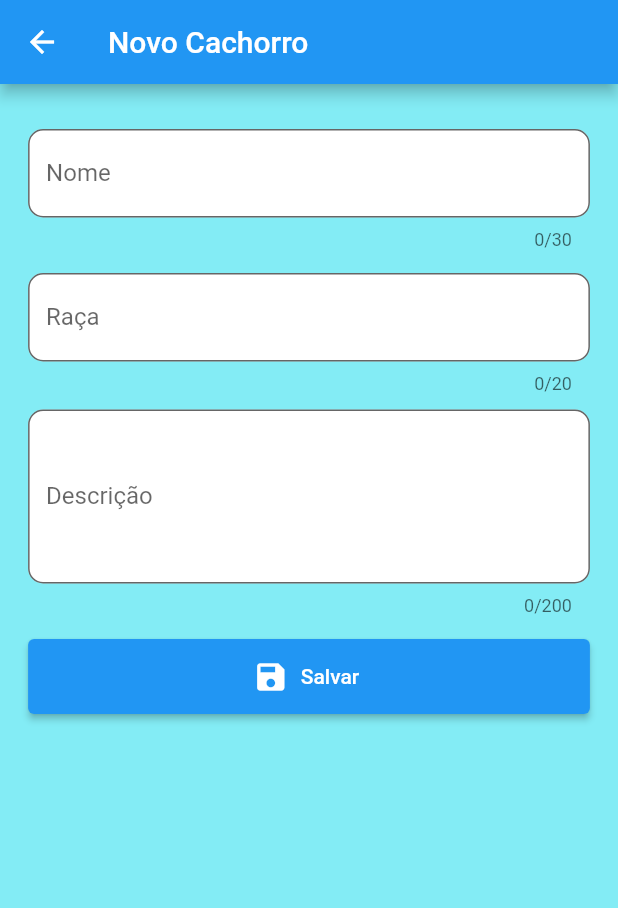
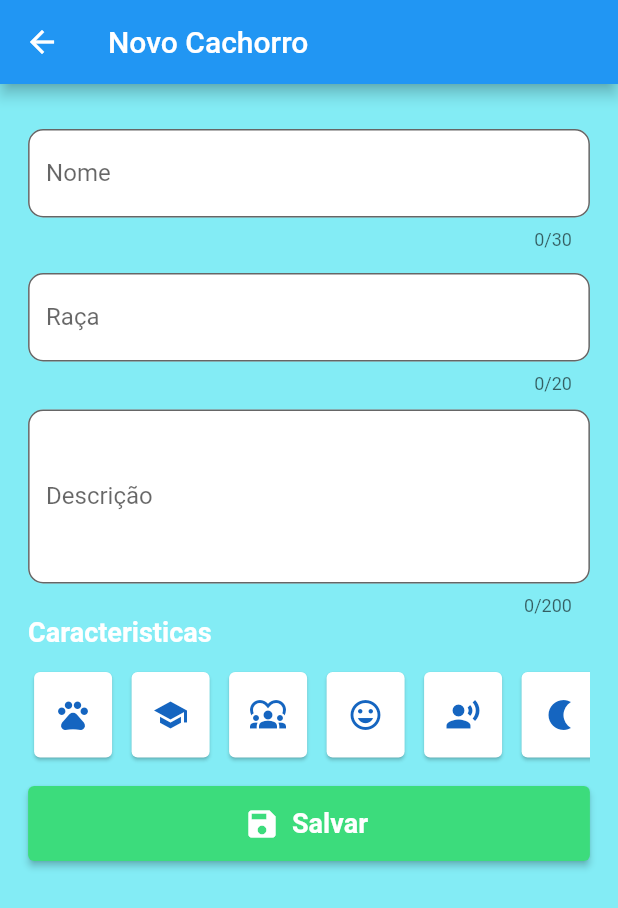
Before and after one commit to Matheusmlx/App_Dog_Wiki, a Flutter app: the DogList screen opened by its route, after a tap on the "add circle" icon, on a phone screen of 412 x 824 dp. Shown: the top 908 px of the screen. Run offline on Flutter 3.47's test engine with Material 2 defaults, Android fonts, the light colour scheme and no system bars.

Commit message:
finalizando a criacao

```diff
--- a/lib/views/add_dog.dart
+++ b/lib/views/add_dog.dart
@@ -1,12 +1,74 @@
-import 'package:dog_wiki/components/customTextField.dart';
-import 'package:dog_wiki/models/dog.dart';
 import 'package:flutter/material.dart';
+import 'package:provider/provider.dart';
 
-class AddDog extends StatelessWidget {
+import '../components/customTextField.dart';
+import '../models/dog.dart';
+import '../provider/dogs.dart';
+
+class IconDataActive {
+  final int? id;
+  final IconData? icon;
+  final bool? active;
+
+  IconDataActive({this.id, this.icon, this.active});
+
+  IconDataActive copyWith({IconData? icon, bool? active}) {
+    return IconDataActive(icon: this.icon, active: this.active);
+  }
+}
+
+class AddDog extends StatefulWidget {
   AddDog({super.key});
 
   final _form = GlobalKey<FormState>();
   var dogItem = const Dog();
+
+  @override
+  State<AddDog> createState() => AddDogState();
+}
+
+class AddDogState extends State<AddDog> {
+  String valueAdd = "";
+  List<IconDataActive> newAttributes = <IconDataActive>[
+    IconDataActive(id: 0, icon: Icons.pets, active: false),
+    IconDataActive(id: 1, icon: Icons.school, active: false),
+    IconDataActive(id: 2, icon: Icons.diversity_1, active: false),
+    IconDataActive(id: 3, icon: Icons.mood, active: false),
+    IconDataActive(id: 4, icon: Icons.record_voice_over, active: false),
+    IconDataActive(id: 5, icon: Icons.nightlight, active: false),
+    IconDataActive(id: 6, icon: Icons.water_drop, active: false),
+    IconDataActive(id: 7, icon: Icons.sports_baseball, active: false),
+    IconDataActive(id: 8, icon: Icons.sick, active: false),
+    IconDataActive(id: 9, icon: Icons.safety_divider_sharp, active: false),
+    IconDataActive(id: 10, icon: Icons.severe_cold, active: false),
+    IconDataActive(id: 11, icon: Icons.pool, active: false)
+  ];
+
+  void setNewAttributes(IconDataActive iconDataActive) {
+    setState(() {
+      newAttributes[iconDataActive.id!] = iconDataActive;
+    });
+  }
+
+  // void addNewAttributes(IconDataActive newIconAdd) {
+  //   IconDataActive? newDataActive = newAttributes.firstWhere(
+  //     (element) => element!.id == newIconAdd.id,
+  //     orElse: () {
+  //       newAttributes.add(IconDataActive(
+  //           id: newIconAdd.id, icon: newIconAdd.icon, active: true));
+  //       return null;
+  //     },
+  //   );
+
+  //   if (newDataActive != null) {
+  //     int newDataActiveIndex = newAttributes.indexOf(newDataActive);
+
+  //     newAttributes[newDataActiveIndex] = IconDataActive(
+  //         id: newDataActiveIndex, icon: newDataActive.icon, active: false);
+  //   }
+
+  //   print(newAttributes[0]!.active);
+  // }
 
   @override
   Widget build(BuildContext context) {
@@ -26,13 +88,13 @@
                         margin: const EdgeInsetsDirectional.only(top: 30),
                         width: constrains.maxWidth / 1.1,
                         child: Form(
-                          key: _form,
+                          key: widget._form,
                           child: Column(
                             mainAxisAlignment: MainAxisAlignment.spaceAround,
                             children: <Widget>[
                               CustomTextField(
-                                onSaved: (text) =>
-                                    dogItem = dogItem.copyWith(name: text),
+                                onSaved: (text) => widget.dogItem =
+                                    widget.dogItem.copyWith(name: text),
                                 title: "Nome",
                                 maxLength: 30,
                                 validator: (value) {
@@ -52,8 +114,8 @@
                               ),
                               CustomTextField(
                                 title: "Raça",
-                                onSaved: (text) =>
-                                    dogItem = dogItem.copyWith(photo: text),
+                                onSaved: (text) => widget.dogItem =
+                                    widget.dogItem.copyWith(photo: text),
                                 validator: (value) {
                                   if (value == null || value.isEmpty) {
                                     return "Campo Obrigátorio";
@@ -70,29 +132,70 @@
                                 height: 10,
                               ),
                               CustomTextField(
-                                onSaved: (text) => dogItem =
-                                    dogItem.copyWith(description: text),
+                                onSaved: (text) => widget.dogItem =
+                                    widget.dogItem.copyWith(description: text),
                                 title: "Descrição",
                                 maxLength: 200,
                                 maxLines: 4,
                               ),
                               Container(
+                                margin: const EdgeInsets.only(bottom: 12),
+                                child: Row(
+                                  children: const <Widget>[
+                                    Text(
+                                      "Caracteristicas",
+                                      style: TextStyle(
+                                          fontWeight: FontWeight.bold,
+                                          fontSize: 18,
+                                          color: Colors.white),
+                                    )
+                                  ],
+                                ),
+                              ),
+                              SizedBox(
+                                  width: MediaQuery.of(context).size.width,
+                                  height: 65,
+                                  child: GridView.builder(
+                                      scrollDirection: Axis.horizontal,
+                                      gridDelegate:
+                                          const SliverGridDelegateWithFixedCrossAxisCount(
+                                              crossAxisCount: 1),
+                                      itemCount: newAttributes.length,
+                                      itemBuilder:
+                                          (BuildContext context, int index) {
+                                        return CheckboxListTileCustom(
+                                          setNewAttributes: setNewAttributes,
+                                          dataActive: newAttributes[index],
+                                        );
+                                      })),
+                              Container(
                                 margin: const EdgeInsets.only(top: 15),
                                 height: 50,
                                 width: double.infinity,
                                 child: ElevatedButton.icon(
-                                    onPressed: () {
-                                      if (_form.currentState!.validate()) {
-                                        _form.currentState!.save();
-                                        print('''Item para ser Salvo
-                                          Nome: ${dogItem.name},
-                                          Description: ${dogItem.description},
-                                          Photo: ${dogItem.photo},
-                                        ''');
+                                    style: ElevatedButton.styleFrom(
+                                        backgroundColor: const Color.fromARGB(
+                                            255, 60, 220, 124)),
+                                    onPressed: () async {
+                                      if (widget._form.currentState!
+                                          .validate()) {
+                                        widget._form.currentState!.save();
+                                        await Provider.of<Dogs>(context,
+                                                listen: false)
+                                            .put(Dog(
+                                                id: null,
+                                                name: widget.dogItem.name,
+                                                description:
+                                                    widget.dogItem.description,
+                                                photo: widget.dogItem.photo));
+                                        Navigator.of(context).pop();
                                       }
                                     },
                                     icon: const Icon(Icons.save),
-                                    label: const Text("Salvar")),
+                                    label: const Text("Salvar",
+                                        style: TextStyle(
+                                            fontSize: 18,
+                                            fontWeight: FontWeight.bold))),
                               )
                             ],
                           ),
@@ -103,3 +206,34 @@
             )));
   }
 }
+
+class CheckboxListTileCustom extends StatelessWidget {
+  final IconDataActive dataActive;
+  final Function(IconDataActive) setNewAttributes;
+
+  const CheckboxListTileCustom(
+      {Key? key, required this.dataActive, required this.setNewAttributes})
+      : super(key: key);
+
+  @override
+  Widget build(BuildContext context) {
+    return Container(
+      margin: const EdgeInsets.only(right: 5),
+      child: GestureDetector(
+        onTap: () {
+          setNewAttributes(IconDataActive(
+              id: dataActive.id,
+              icon: dataActive.icon,
+              active: !dataActive.active!));
+        },
+        child: Card(
+          color: dataActive.active! ? Colors.blue[800] : Colors.white,
+          child: Icon(
+            dataActive.icon,
+            color: dataActive.active! ? Colors.white : Colors.blue[800],
+          ),
+        ),
+      ),
+    );
+  }
+}
--- a/lib/views/dogList.dart
+++ b/lib/views/dogList.dart
@@ -4,18 +4,25 @@
 
 import '../provider/dogs.dart';
 
-class DogList extends StatefulWidget {
+class DogList extends StatelessWidget {
   const DogList({super.key});
 
   @override
-  State<DogList> createState() => _MyWidgetState();
+  Widget build(BuildContext context) {
+    final Dogs dogs = Provider.of(context);
+
+    dynamic avatarImage(index) {
+      var validPhoto = dogs.byIndex(index).photo;
+
+      if (validPhoto.isEmpty) {
+        return const Icon(
+          Icons.image,
+          size: 100,
+        );
       }
 
-class _MyWidgetState extends State<DogList> {
-  @override
-  Widget build(BuildContext context) {
-
-    final Dogs dogs = Provider.of(context);
+      return Image.asset(dogs.byIndex(index).photo, width: 130);
+    }
 
     return Scaffold(
         backgroundColor: const Color.fromARGB(255, 131, 236, 245),
@@ -33,59 +40,50 @@
                         width: 300,
                         child: Padding(
                           padding: EdgeInsets.only(top: 50),
-                child: Text(
-                  "Raças De Cachorros",
+                          child: Text("Raças De Cachorros",
                               style: TextStyle(
                                   fontSize: 50,
                                   color: Color.fromARGB(255, 255, 255, 255),
                                   fontFamily: 'Holtwood One SC',
-                  fontWeight: FontWeight.bold)
-                  ),
+                                  fontWeight: FontWeight.bold)),
                         ),
                       ),
                       IconButton(
                           onPressed: () {
-                   Navigator.of(context).pushNamed(
-                    AppRoutes.DOG_ADD
-                  );
+                            Navigator.of(context).pushNamed(AppRoutes.DOG_ADD);
                           },
                           icon: const Icon(
-                  size: 50,
-                  color:Colors.blue,
-                  Icons.add_circle
-                  ))
+                              size: 50, color: Colors.blue, Icons.add_circle))
                     ])
                   ],
                 ),
                 Expanded(
                   flex: 9,
                   child: SizedBox(
-                width: 400,
+                    width: double.infinity,
                     child: Padding(
                         padding: const EdgeInsets.all(10),
                         child: GridView.builder(
-                    gridDelegate: const SliverGridDelegateWithFixedCrossAxisCount(
-                      crossAxisCount: 3
-                    ),
-                    itemCount: 9,
+                          gridDelegate:
+                              const SliverGridDelegateWithFixedCrossAxisCount(
+                                  crossAxisCount: 4),
+                          itemCount: dogs.size,
                           itemBuilder: (_, int index) => Card(
                             color: const Color.fromARGB(255, 255, 255, 255),
-                      child: Center(child:
-                      GestureDetector(
+                            child: Center(
+                                child: GestureDetector(
                               onTap: () {
                                 Navigator.of(context).pushNamed(
                                     AppRoutes.DOG_ITEM,
-                            arguments: dogs.byIndex(index)
-                          );
+                                    arguments: dogs.byIndex(index));
                               },
-                        child: Image.asset(
-                          dogs.byIndex(index).photo,
-                           width: 130),
+                              child: avatarImage(index),
+                            )),
+                          ),
+                        )),
+                  ),
                 )
-                        ),
-                    ) ,
-                    )),
-              ),)
-        ]),)
-        );
-    }}
+              ]),
+        ));
+  }
+}
```
Also changed, not shown: lib/provider/dogs.dart (+22 -0 lines), pubspec.yaml (+1 -10 lines), lib/assets/dog-10.png (added), lib/assets/dog-11.png (added), lib/assets/dog-12.png (added), lib/assets/dog-13.png (added), lib/assets/dog-14.png (added), lib/assets/dog-15.png (added), lib/assets/dog-16.png (added). Lines whose indentation alone changed are shown as unchanged.
